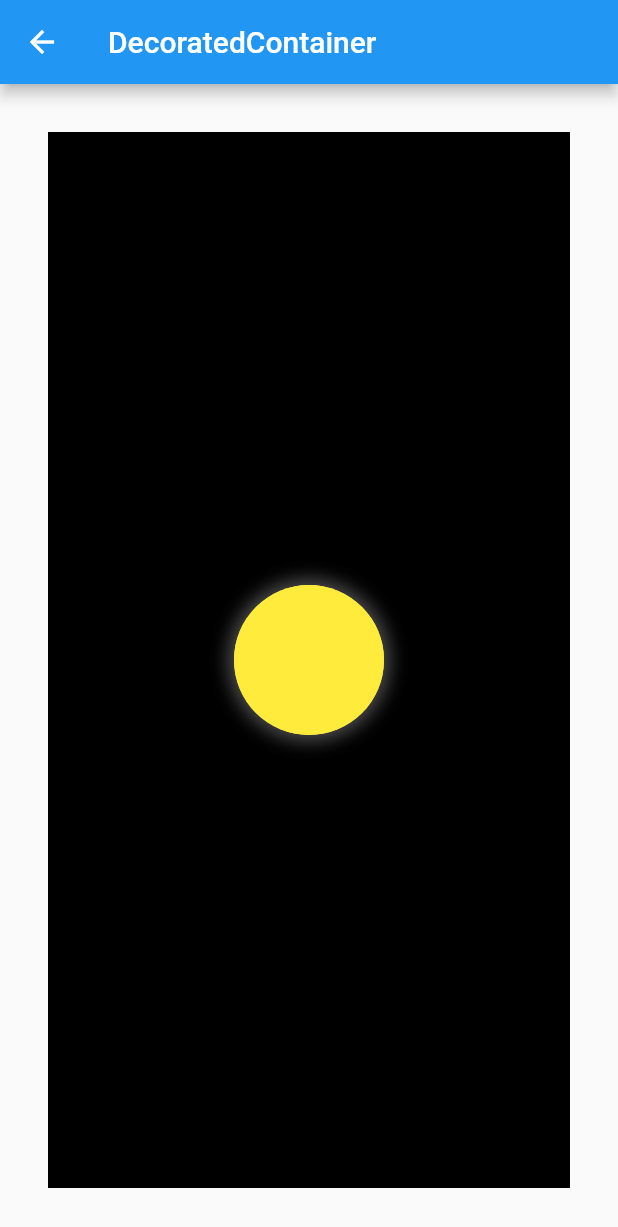
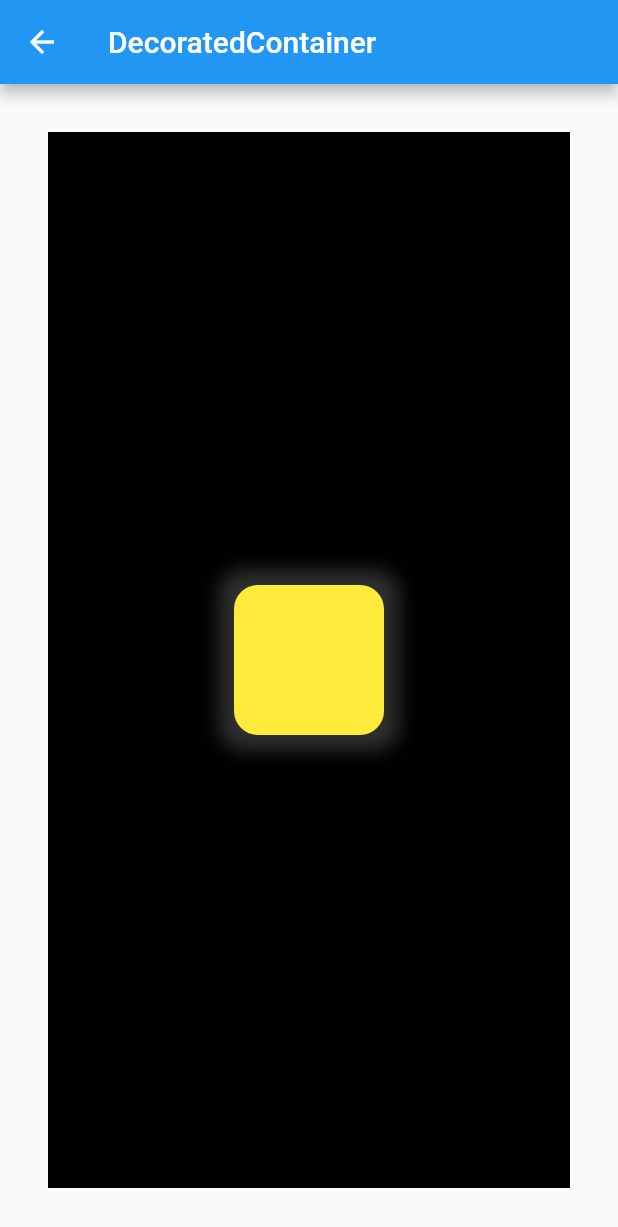
Before and after one commit to navitel-dev/custom-widgets, a Flutter app: the screen it shows after launch, after a tap on "DecoratedContainer", on a phone screen of 412 x 824 dp. Shown: the top 1227 px of the screen. Run offline on Flutter 3.47's test engine with Material 2 defaults, Android fonts, the phone set to English and light mode, and no system bars.

Commit message:
clear code

```diff
--- a/lib/container/decorated_container.dart
+++ b/lib/container/decorated_container.dart
@@ -35,45 +35,36 @@ class DecoratedBox extends SingleChildRenderObjectWidget {
 class DecoratedContainer extends StatelessWidget {
   DecoratedContainer({
     super.key,
-    this.alignment,
     this.color,
     required this.radius,
-    double? width,
-    double? height,
+    this.width,
+    this.height,
     BoxConstraints? constraints,
     this.transform,
     this.transformAlignment,
     this.child,
-    this.clipBehavior = Clip.none,
     this.decoration,
-  })  : assert(constraints == null || constraints.debugAssertIsValid()),
-        assert(clipBehavior == Clip.none),
-        constraints = (width != null || height != null)
-            ? constraints?.tighten(width: width, height: height) ??
-                BoxConstraints.tightFor(width: width, height: height)
-            : constraints;
+  }) : assert(constraints == null || constraints.debugAssertIsValid());
+  final double? width;
+  final double? height;
   final double radius;
   final Widget? child;
-  final AlignmentGeometry? alignment;
   final Color? color;
   final Decoration? decoration;
-  final BoxConstraints? constraints;
   final Matrix4? transform;
   final AlignmentGeometry? transformAlignment;
-  final Clip clipBehavior;
 
   @override
   Widget build(BuildContext context) {
     Widget? current = child;
 
-    if (child == null && (constraints == null || !constraints!.isTight)) {
+    if (child == null) {
       current = LimitedBox(
         maxWidth: 0.0,
         maxHeight: 0.0,
-        child: ConstrainedBox(constraints: const BoxConstraints.expand()),
+        child: ConstrainedBox(
+            constraints: BoxConstraints.expand(width: width, height: height)),
       );
-    } else if (alignment != null) {
-      current = Align(alignment: alignment!, child: current);
     }
 
     final decoration = BoxDecoration(
@@ -85,31 +76,14 @@ class DecoratedContainer extends StatelessWidget {
       boxShadow: [
         BoxShadow(
           color: Colors.grey.withOpacity(0.3),
-          spreadRadius: 3,
+          spreadRadius: 10,
           blurRadius: 10,
-          offset: const Offset(0, 0), // changes position of shadow
+          offset: const Offset(0, 0),
         ),
       ],
       color: color,
     );
     current = DecoratedBox(decoration: decoration, child: current);
-
-    if (clipBehavior != Clip.none) {
-      current = ClipPath(
-        clipper: _DecorationClipper(
-          textDirection: Directionality.maybeOf(context),
-          decoration: decoration,
-        ),
-        clipBehavior: clipBehavior,
-        child: current,
-      );
-    }
-
-    current = DecoratedBox(decoration: decoration, child: current);
-
-    if (constraints != null) {
-      current = ConstrainedBox(constraints: constraints!, child: current);
-    }
 
     if (transform != null) {
       current = Transform(
@@ -119,24 +93,3 @@ class DecoratedContainer extends StatelessWidget {
     return current;
   }
 }
-
-class _DecorationClipper extends CustomClipper<Path> {
-  _DecorationClipper({
-    TextDirection? textDirection,
-    required this.decoration,
-  }) : textDirection = textDirection ?? TextDirection.ltr;
-
-  final TextDirection textDirection;
-  final Decoration decoration;
-
-  @override
-  Path getClip(Size size) {
-    return decoration.getClipPath(Offset.zero & size, textDirection);
-  }
-
-  @override
-  bool shouldReclip(_DecorationClipper oldClipper) {
-    return oldClipper.decoration != decoration ||
-        oldClipper.textDirection != textDirection;
-  }
-}
--- a/lib/container/decorated_container_demo.dart
+++ b/lib/container/decorated_container_demo.dart
@@ -25,7 +25,7 @@ class _DecoratedContainerDemoState extends DemoWidgetState {
             width: 100,
             height: 100,
             color: Colors.yellow,
-            radius: 80,
+            radius: 16,
           ),
         ));
   }
```
